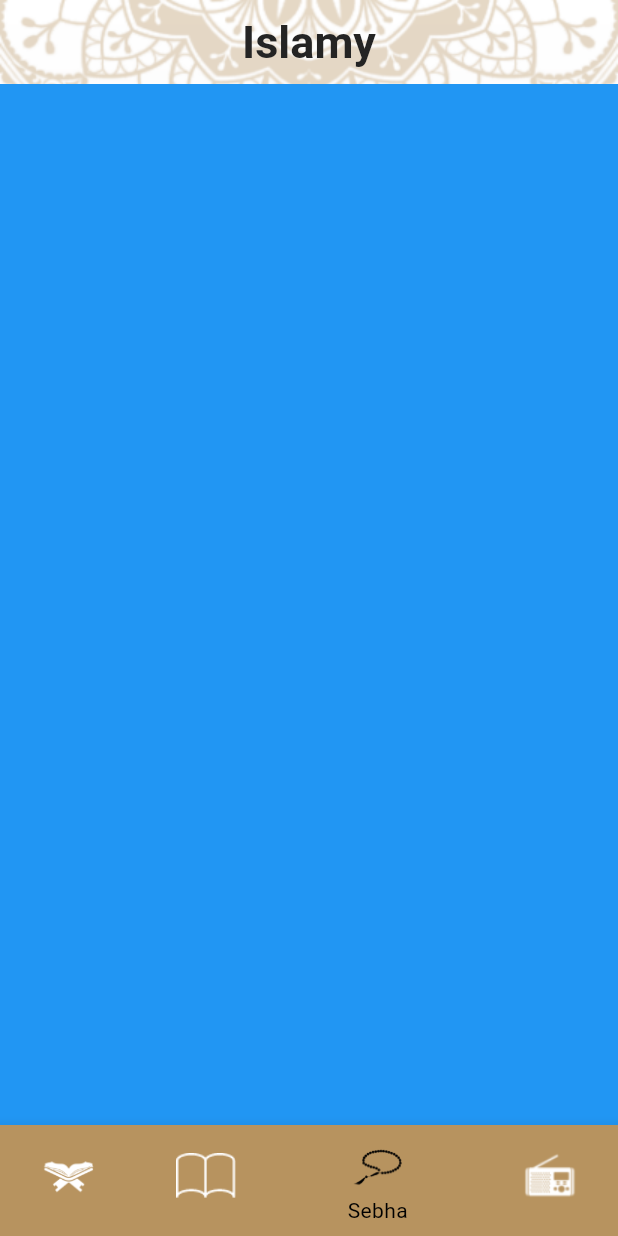
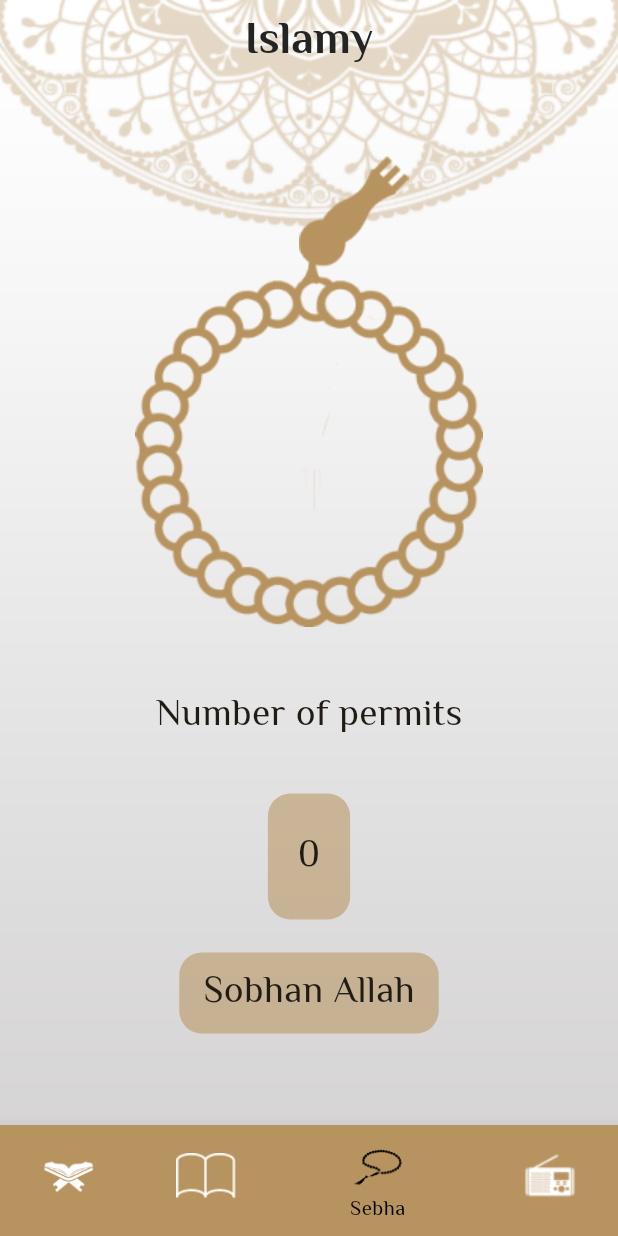
Before and after one commit to AliSamir070/islami-c11-maadi, a Flutter app: the screen it shows after launch, item 3 of the bottom bar chosen, on a phone screen of 412 x 824 dp. Run offline on Flutter 3.47's test engine with Material 3 defaults, Android fonts, the phone set to English and light mode, and no system bars.

Commit message:
+ add the Elmessiri font + add sebha screen + but i can't understand the logic about tasbeh i try it but i not have a answer

```diff
--- a/lib/main.dart
+++ b/lib/main.dart
@@ -19,17 +19,23 @@ class MyApp extends StatelessWidget {
       title: 'Flutter Demo',
       debugShowCheckedModeBanner: false,
       theme: ThemeData(
+        textTheme: TextTheme(
+          bodyMedium: TextStyle(
+            fontSize: 25,
+            fontFamily: 'El Messiri',
+          ),
+        ),
         scaffoldBackgroundColor: Colors.transparent,
-        dividerColor: Color(0xffB7935F),
-        cardTheme: CardTheme(
+        dividerColor: const Color(0xffB7935F),
+        cardTheme: const CardTheme(
           color: Colors.white,
           surfaceTintColor: Colors.white,
         ),
-        dividerTheme: DividerThemeData(
+        dividerTheme: const DividerThemeData(
           thickness: 3,
           color:Color(0xffB7935F)
         ),
-        bottomNavigationBarTheme: BottomNavigationBarThemeData(
+        bottomNavigationBarTheme: const BottomNavigationBarThemeData(
           selectedItemColor: Colors.black,
           unselectedItemColor:Colors.white,
           selectedIconTheme: IconThemeData(
@@ -39,20 +45,21 @@ class MyApp extends StatelessWidget {
             size: 40
           )
         ),
-        appBarTheme: AppBarTheme(
+        appBarTheme: const AppBarTheme(
           backgroundColor: Colors.transparent,
           centerTitle: true,
           titleTextStyle: TextStyle(
               fontSize: 30,
+                fontFamily: 'El Messiri',
               fontWeight: FontWeight.bold,
-              color: Color(0xff242424)
+              color: Color(0xff242424),
           )
         ),
         colorScheme: ColorScheme.fromSeed(
-            seedColor: Color(0xffB7935F),
-            primary: Color(0xffB7935F),
+            seedColor: const Color(0xffB7935F),
+            primary: const Color(0xffB7935F),
             onPrimary: Colors.white,
-            secondary: Color(0xffB7935F).withOpacity(0.57),
+            secondary: const Color(0xffB7935F).withOpacity(0.57),
             onSecondary: Colors.black,
         ),
         useMaterial3: true,
--- a/lib/ui/home/tabs/sebha_tab.dart
+++ b/lib/ui/home/tabs/sebha_tab.dart
@@ -1,10 +1,118 @@
 import 'package:flutter/material.dart';
 
-class SebhaTab extends StatelessWidget {
+class SebhaTab extends StatefulWidget {
+
   const SebhaTab({super.key});
 
   @override
+  State<SebhaTab> createState() => _SebhaTabState();
+}
+
+class _SebhaTabState extends State<SebhaTab> {
+  int count = 0;
+
+  List<String> tasbeh = [
+    'Sobhan Allah',
+    'Alhamd llah',
+    'Allah Akber'
+  ];
+
+  @override
   Widget build(BuildContext context) {
-    return Container(color: Colors.blue,);
+    return Container(
+      width: double.infinity,
+      child: Padding(
+        padding: const EdgeInsets.only(top: 48.0),
+        child: Column(
+          children: [
+            Stack(
+              alignment: AlignmentDirectional.topCenter,
+              children: [
+                Padding(
+                  padding: const EdgeInsetsDirectional.only(
+                    start: 60,
+                  ),
+                  child: Image.asset("assets/images/head_sebha.png"),
+                ),
+                Padding(
+                  padding: const EdgeInsets.only(
+                      top: 80
+                  ),
+                  child: Image.asset("assets/images/sebha.png"),
+                ),
+              ],
+            ),
+            const SizedBox(
+              height: 41,
+            ),
+            Text(
+              "Number of permits",
+              style: Theme
+                  .of(context)
+                  .textTheme
+                  .bodyMedium,
+            ),
+            const SizedBox(
+              height: 34,
+            ),
+            InkWell(
+              onTap: () {
+                setState(() {
+                  number();
+                });
+              },
+              child: Container(
+                padding: const EdgeInsetsDirectional.symmetric(
+                    horizontal: 20, vertical: 24),
+                decoration: BoxDecoration(
+                  color: Theme
+                      .of(context)
+                      .colorScheme
+                      .secondary,
+                  borderRadius: BorderRadiusDirectional.circular(15),
+                ),
+                child: Text(
+                  count.toString(),
+                ),
+              ),
+            ),
+            const SizedBox(
+              height: 22,
+            ),
+            Container(
+              padding: const EdgeInsetsDirectional.symmetric(
+                  horizontal: 16, vertical: 9),
+              decoration: BoxDecoration(
+                color: Theme
+                    .of(context)
+                    .colorScheme
+                    .secondary,
+                borderRadius: BorderRadiusDirectional.circular(15),
+              ),
+              child: Text(
+                'Sobhan Allah',
+                style: Theme
+                    .of(context)
+                    .textTheme
+                    .bodyMedium,
+              ),
+            ),
+          ],
+        ),
+      ),
+    );
   }
-}
+
+  reset() {
+    count = 0;
+  }
+
+  number() {
+    setState(() {
+      count++;
+      if (count == 33) {
+        reset();
+      }
+    });
+  }
+  }
--- a/lib/ui/suracontent/sura_content_screen.dart
+++ b/lib/ui/suracontent/sura_content_screen.dart
@@ -36,7 +36,7 @@ class _SuraContentScreenState extends State<SuraContentScreen> {
                 :Padding(
                   padding: const EdgeInsets.all(8.0),
                   child: ListView.separated(
-                  itemBuilder: (context , index)=>SuraContentItem(verses[index],index),
+                  itemBuilder: (context , index)=>SuraContentItem(verses[index].trim(),index),
                   separatorBuilder: (context,index)=>Divider(),
                   itemCount: verses.length),
                 ),
```
Also changed, not shown: pubspec.yaml (+7 -3 lines), assets/images/head_sebha.png (added), assets/images/sebha.png (added), fonts/ElMessiri-Bold.ttf (added), fonts/ElMessiri-Medium.ttf (added), fonts/ElMessiri-Regular.ttf (added), fonts/ElMessiri-SemiBold.ttf (added), pubspec.lock.
